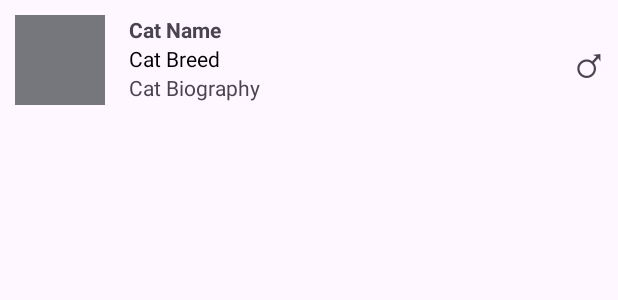
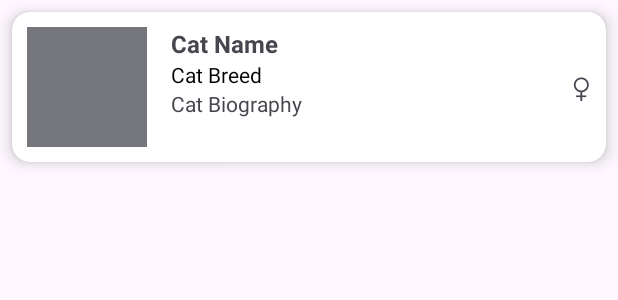
Before and after one commit to Gr1X/LAB_WEEK_06, an Android app: the layout item_list.xml on its own in the app's theme, with its tools: preview values and no code run, on a phone screen of 412 x 824 dp. Shown: the top 300 px of the screen. Run offline under Robolectric (Android 15) with nearby library versions, the phone set to English and light mode, and no system bars.

Commit message:
Commit No.4 - Assignment: Added 10 items and CardView for RecyclerView

```diff
--- a/app/src/main/res/layout/item_list.xml
+++ b/app/src/main/res/layout/item_list.xml
@@ -1,49 +1,63 @@
 <?xml version="1.0" encoding="utf-8"?>
+<androidx.cardview.widget.CardView xmlns:android="http://schemas.android.com/apk/res/android"
+    xmlns:app="http://schemas.android.com/apk/res-auto"
+    android:layout_width="match_parent"
+    android:layout_height="wrap_content"
+    xmlns:tools="http://schemas.android.com/tools"
+    android:layout_margin="8dp"
+    app:cardCornerRadius="12dp"
+    app:cardElevation="6dp">
+
     <androidx.constraintlayout.widget.ConstraintLayout
-    xmlns:android="http://schemas.android.com/apk/res/android"
-    xmlns:app="http://schemas.android.com/apk/res-auto"
-    xmlns:tools="http://schemas.android.com/tools"
         android:layout_width="match_parent"
         android:layout_height="wrap_content"
         android:padding="10dp">
+
         <ImageView
             android:id="@+id/cat_photo"
-        android:layout_width="60dp"
-        android:layout_height="60dp"
+            android:layout_width="80dp"
+            android:layout_height="80dp"
             app:layout_constraintStart_toStartOf="parent"
             app:layout_constraintTop_toTopOf="parent"
             tools:background="@color/material_dynamic_neutral50" />
+
         <TextView
             android:id="@+id/cat_name"
             android:layout_width="wrap_content"
             android:layout_height="wrap_content"
             android:layout_marginStart="16dp"
             android:textStyle="bold"
-        app:layout_constraintStart_toEndOf="@+id/cat_photo"
-        app:layout_constraintTop_toTopOf="parent"
+            android:textSize="16sp"
+            app:layout_constraintStart_toEndOf="@id/cat_photo"
+            app:layout_constraintTop_toTopOf="@id/cat_photo"
             tools:text="Cat Name" />
+
         <TextView
             android:id="@+id/cat_breed"
             android:layout_width="wrap_content"
             android:layout_height="wrap_content"
             android:textColor="@color/black"
-        app:layout_constraintStart_toStartOf="@+id/cat_name"
-        app:layout_constraintTop_toBottomOf="@+id/cat_name"
+            app:layout_constraintStart_toStartOf="@id/cat_name"
+            app:layout_constraintTop_toBottomOf="@id/cat_name"
             tools:text="Cat Breed" />
+
         <TextView
             android:id="@+id/cat_biography"
             android:layout_width="wrap_content"
             android:layout_height="wrap_content"
-        app:layout_constraintStart_toStartOf="@+id/cat_breed"
-        app:layout_constraintTop_toBottomOf="@+id/cat_breed"
+            app:layout_constraintStart_toStartOf="@id/cat_breed"
+            app:layout_constraintTop_toBottomOf="@id/cat_breed"
             tools:text="Cat Biography" />
+
         <TextView
             android:id="@+id/cat_gender"
             android:layout_width="wrap_content"
             android:layout_height="wrap_content"
-        android:textSize="30sp"
+            android:textSize="24sp"
             app:layout_constraintBottom_toBottomOf="parent"
             app:layout_constraintEnd_toEndOf="parent"
             app:layout_constraintTop_toTopOf="parent"
-        tools:text="&#9794;" />
+            tools:text="♀" />
+
     </androidx.constraintlayout.widget.ConstraintLayout>
+</androidx.cardview.widget.CardView>
```
Also changed, not shown: app/src/main/java/com/umn/lab_week_06/MainActivity.kt (+10 -21 lines). Lines whose indentation alone changed are shown as unchanged.
